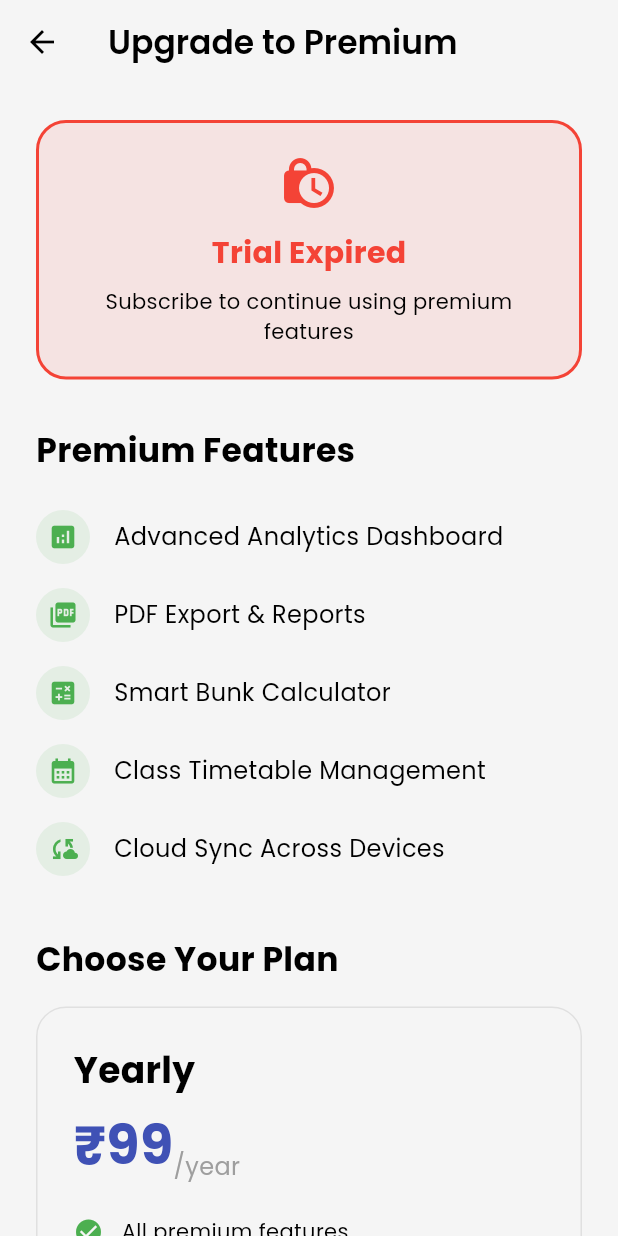
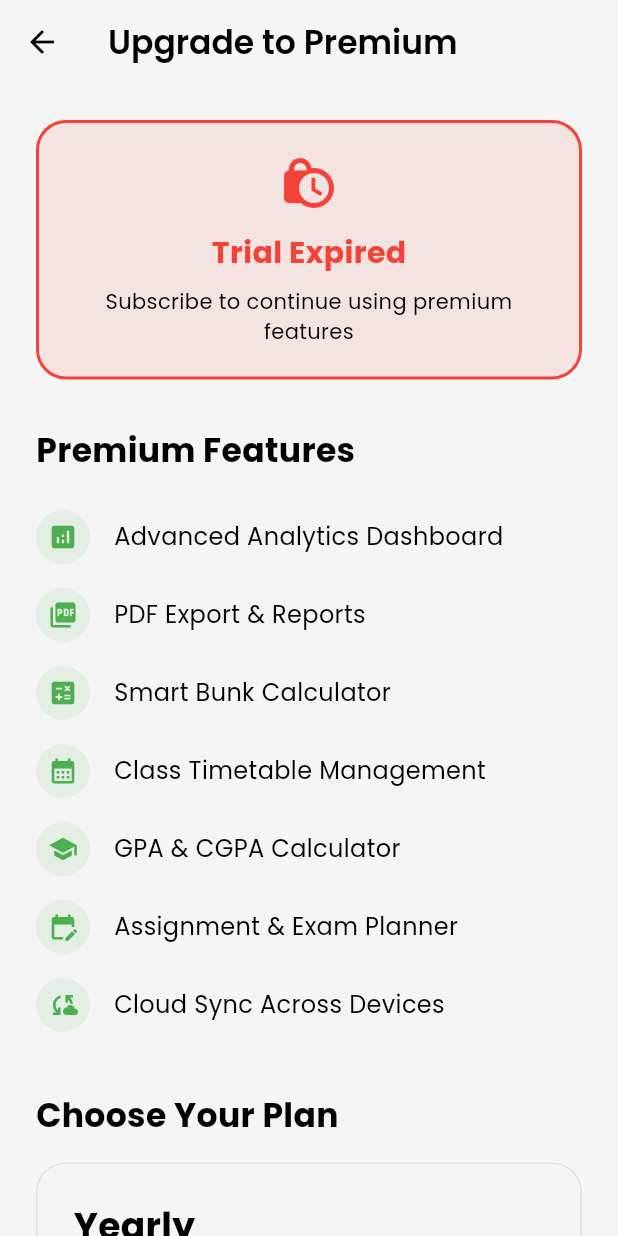
Before and after one commit to itspriyanshhh/Attendance_Tracker_App, a Flutter app: the screen it shows after launch, after a tap on "Skip", after a tap on "Safe Bunk", on a phone screen of 412 x 824 dp. Run offline on Flutter 3.47's test engine with Material 3 defaults, Android fonts, the light colour scheme and no system bars; our stand-ins replace cloud_firestore, firebase_auth, firebase_core, firebase_messaging, fl_chart, flutter_local_notifications and 9 more; missing offline and left inert: home_widget, razorpay_flutter; accounts and stored records are empty.

Commit message:
gated premium features, updated paywall, and fixed notification frequency

```diff
--- a/lib/screens/paywall_screen.dart
+++ b/lib/screens/paywall_screen.dart
@@ -294,6 +294,11 @@ class _PaywallScreenState extends State<PaywallScreen> {
                       Icons.calendar_month,
                       'Class Timetable Management',
                     ),
+                    _buildFeatureItem(Icons.school, 'GPA & CGPA Calculator'),
+                    _buildFeatureItem(
+                      Icons.edit_calendar,
+                      'Assignment & Exam Planner',
+                    ),
                     _buildFeatureItem(
                       Icons.cloud_sync,
                       'Cloud Sync Across Devices',
--- a/lib/services/notification_service.dart
+++ b/lib/services/notification_service.dart
@@ -203,8 +203,8 @@ class AttendanceMonitor {
   static const Duration _pollInterval = Duration(minutes: 60);
 
   Timer? _timer;
-  final Set<String> _notifiedSubjects =
-      {}; // subjectId or 'TOTAL' to avoid duplicate notifications
+  // Key for storing last notification timestamp
+  static const String _lastNotificationKey = 'last_low_attendance_notification';
 
   Future<void> start() async {
     // ensure notification service ready
@@ -249,17 +249,21 @@ class AttendanceMonitor {
           : 100.0;
 
       if (totalPerc < threshold) {
-        if (!_notifiedSubjects.contains('TOTAL')) {
+        final prefs = await SharedPreferences.getInstance();
+        final lastTime = prefs.getInt(_lastNotificationKey) ?? 0;
+        final now = DateTime.now().millisecondsSinceEpoch;
+
+        // Check if 24 hours (86400000 ms) have passed
+        if (now - lastTime > 86400000) {
           await NotificationService.instance.show(
             id: 'TOTAL'.hashCode,
             title: 'Low total attendance',
             body:
                 '${totalPerc.toStringAsFixed(1)}% (below ${threshold.toStringAsFixed(0)}%)',
           );
-          _notifiedSubjects.add('TOTAL');
+          // Update last notification time
+          await prefs.setInt(_lastNotificationKey, now);
         }
-      } else {
-        _notifiedSubjects.remove('TOTAL');
       }
     } catch (e) {
       print('AttendanceMonitor.checkAll error: $e');
```
Also changed, not shown: lib/screens/attendance_home.dart (+21 -1 lines), lib/ui/main_nav.dart (+21 -1 lines).
